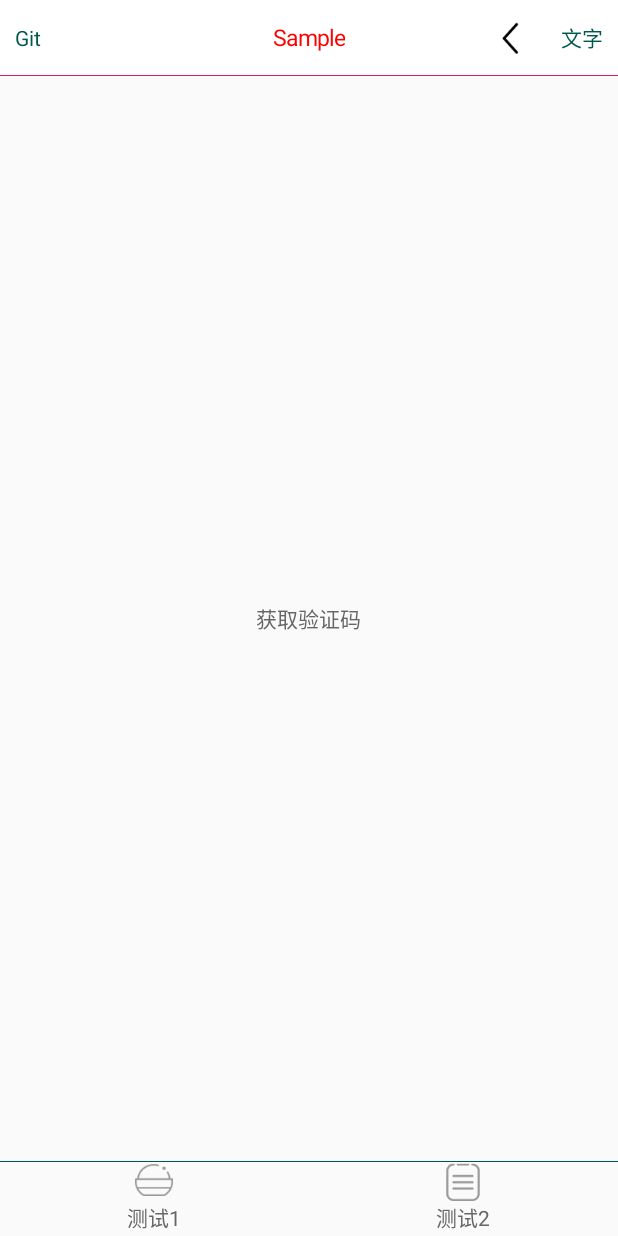
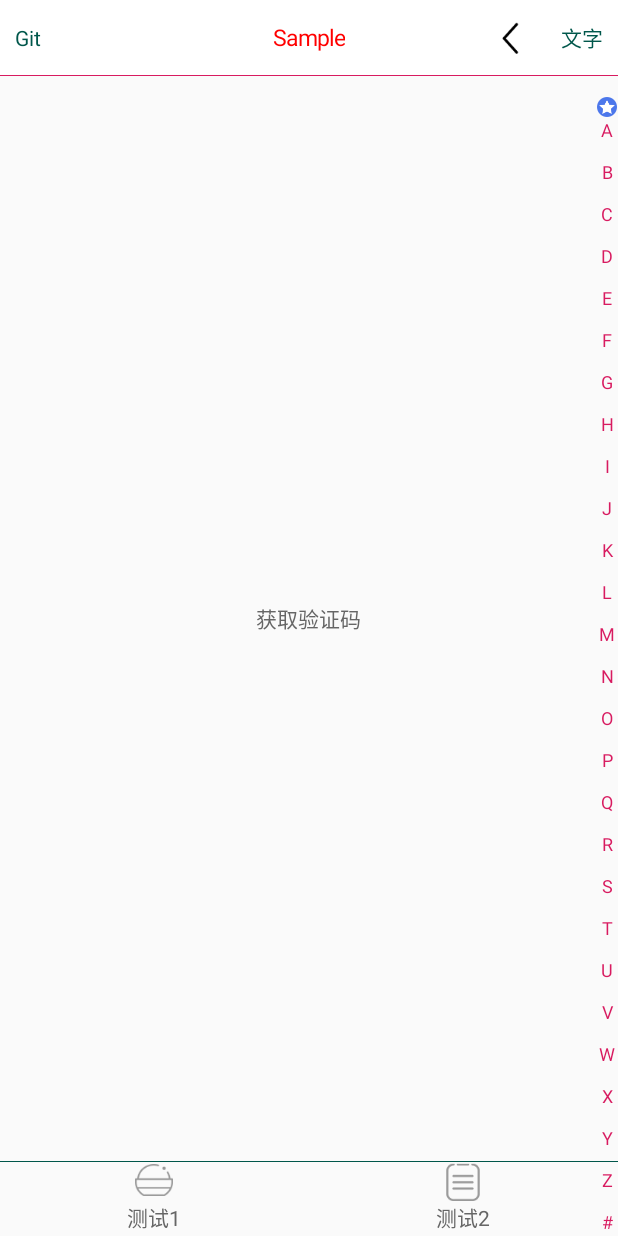
Before and after one commit to zy7/library, an Android app: the screen it shows after launch (MainActivity), on a phone screen of 412 x 824 dp. Run offline under Robolectric (Android 15) with nearby library versions, the phone set to English and light mode, and no system bars.

Commit message:
完善sideBar

```diff
--- a/app/build.gradle
+++ b/app/build.gradle
@@ -6,8 +6,8 @@ android {
         applicationId "com.zy.sample"
         minSdkVersion 14
         targetSdkVersion 28
-        versionCode 1
-        versionName "1.0.1"
+        versionCode 2
+        versionName "1.0.2"
     }
     buildTypes {
         release {
--- /dev/null
+++ b/app/src/main/res/drawable/selector_bg.xml
@@ -0,0 +1,5 @@
+<?xml version="1.0" encoding="utf-8"?>
+<selector xmlns:android="http://schemas.android.com/apk/res/android">
+    <item android:state_pressed="true" android:drawable="@color/ripple"/>
+    <item android:state_selected="true" android:drawable="@color/ripple"/>
+</selector>
--- /dev/null
+++ b/app/src/main/res/drawable/selector_circle.xml
@@ -0,0 +1,4 @@
+<?xml version="1.0" encoding="utf-8"?>
+<selector xmlns:android="http://schemas.android.com/apk/res/android">
+    <item android:state_selected="true" android:drawable="@drawable/shape_circle" />
+</selector>
--- /dev/null
+++ b/app/src/main/res/drawable/selector_color.xml
@@ -0,0 +1,5 @@
+<?xml version="1.0" encoding="utf-8"?>
+<selector xmlns:android="http://schemas.android.com/apk/res/android">
+    <item android:state_selected="true" android:color="@android:color/white" />
+    <item android:color="@color/colorAccent" />
+</selector>
--- /dev/null
+++ b/app/src/main/res/drawable/shape_circle.xml
@@ -0,0 +1,5 @@
+<?xml version="1.0" encoding="utf-8"?>
+<shape xmlns:android="http://schemas.android.com/apk/res/android"
+    android:shape="oval">
+    <solid android:color="@color/colorAccent" />
+</shape>
--- a/app/src/main/res/layout/activity_main.xml
+++ b/app/src/main/res/layout/activity_main.xml
@@ -36,6 +36,7 @@
         app:totalTimes="10"/>
 
     <com.zy.library.widget.BottomBar
+        android:id="@+id/bottombar"
         android:layout_width="match_parent"
         android:layout_height="50dp"
         android:layout_alignParentBottom="true"
@@ -74,4 +75,15 @@
         </LinearLayout>
     </com.zy.library.widget.BottomBar>
 
+    <com.zy.library.widget.SideBar
+        android:layout_width="wrap_content"
+        android:layout_height="match_parent"
+        android:layout_alignParentRight="true"
+        android:layout_below="@id/title"
+        android:orientation="vertical"
+        android:background="@drawable/selector_bg"
+        app:sectionDrawableTop="@mipmap/ic_star"
+        app:sectionBackground="@drawable/selector_circle"
+        app:sectionTextColor="@drawable/selector_color"/>
+
 </RelativeLayout>
--- a/library/build.gradle
+++ b/library/build.gradle
@@ -8,8 +8,8 @@ android {
     defaultConfig {
         minSdkVersion 14
         targetSdkVersion 28
-        versionCode 6
-        versionName "1.0.6"
+        versionCode 7
+        versionName "1.0.7"
     }
 
     buildTypes {
--- /dev/null
+++ b/library/src/main/java/com/zy/library/widget/SideBar.java
@@ -0,0 +1,285 @@
+package com.zy.library.widget;
+
+import android.content.Context;
+import android.content.res.ColorStateList;
+import android.content.res.Resources;
+import android.content.res.TypedArray;
+import android.graphics.Color;
+import android.graphics.Rect;
+import android.graphics.drawable.Drawable;
+import android.support.annotation.ColorInt;
+import android.support.annotation.Nullable;
+import android.util.AttributeSet;
+import android.util.TypedValue;
+import android.view.Gravity;
+import android.view.MotionEvent;
+import android.view.View;
+import android.widget.ImageView;
+import android.widget.LinearLayout;
+import android.widget.TextView;
+
+import com.zy.library.R;
+import com.zy.library.widget.square.SquareImageView;
+import com.zy.library.widget.square.SquareTextView;
+
+/**
+ * version:1.0.0
+ */
+public class SideBar extends LinearLayout {
+
+    private static final @ColorInt int DEFAULT_TEXT_COLOR = Color.GRAY;
+
+    private static final float DEFAULT_TEXT_SIZE = sp2px(12f);
+
+    private static final int DEFAULT_TEXT_MARGIN = 0;
+
+    private static final int DEFAULT_TEXT_PADDING = 0;
+
+    private Drawable mSectionBackground;
+
+    private Drawable mSectionDrawableTop;
+
+    private ColorStateList mSectionTextColor;
+
+    private float mSectionTextSize;
+
+    private int mSectionTextPadding;
+
+    private int mSectionMargin;
+
+    private CharSequence[] mSectionTextArray;
+
+    private OnSelectedListener mOnSelectedListener;
+
+    private boolean mDrawableClickable;
+
+    private View mSelectedView;
+
+    public SideBar(Context context) {
+        this(context, null);
+    }
+
+    public SideBar(Context context, @Nullable AttributeSet attrs) {
+        super(context, attrs);
+        init(context, attrs);
+    }
+
+    private void init(Context ctx, AttributeSet attrs) {
+        TypedArray a = ctx.obtainStyledAttributes(attrs, R.styleable.SideBar);
+        try {
+            mSectionBackground = a.getDrawable(R.styleable.SideBar_sectionBackground);
+            mSectionDrawableTop = a.getDrawable(R.styleable.SideBar_sectionDrawableTop);
+            mDrawableClickable = a.getBoolean(R.styleable.SideBar_sectionDrawableClickable, false);
+            mSectionTextColor = a.getColorStateList(R.styleable.SideBar_sectionTextColor);
+            mSectionTextSize = a.getDimension(R.styleable.SideBar_sectionTextSize, DEFAULT_TEXT_SIZE);
+            mSectionTextPadding = a.getDimensionPixelOffset(R.styleable.SideBar_sectionTextPadding, DEFAULT_TEXT_PADDING);
+            mSectionMargin = a.getDimensionPixelOffset(R.styleable.SideBar_sectionMargin, DEFAULT_TEXT_MARGIN);
+            mSectionTextArray = a.getTextArray(R.styleable.SideBar_sectionTextArray);
+        } catch (Exception ignore) {
+            ignore.printStackTrace();
+        } finally {
+            if(a != null) {
+                a.recycle();
+            }
+        }
+
+        initData();
+        addSection();
+    }
+
+    private void initData() {
+        setClickable(true);
+        if(getOrientation() == LinearLayout.HORIZONTAL) {
+            setGravity(Gravity.CENTER_VERTICAL);
+        } else {
+            setGravity(Gravity.CENTER_HORIZONTAL);
+        }
+        if(mSectionTextArray == null) {
+            try {
+                mSectionTextArray = getResources().getTextArray(R.array.all_letters);
+            } catch (Resources.NotFoundException e) {
+                mSectionTextArray = null;
+                e.printStackTrace();
+            }
+        }
+        if(mSectionTextColor == null) {
+            mSectionTextColor = ColorStateList.valueOf(DEFAULT_TEXT_COLOR);
+        }
+    }
+
+    private void addSection() {
+        if(mSectionDrawableTop != null) {
+            ImageView iv = createImageSection();
+            iv.setImageDrawable(mSectionDrawableTop);
+            addView(iv, createSectionLayoutParams(false));
+        }
+
+        int count = mSectionTextArray == null ? 0 : mSectionTextArray.length;
+        for(int i=0; i<count; i++) {
+            TextView tv = createTextSection();
+            tv.setText(mSectionTextArray[i]);
+            LayoutParams lp = createSectionLayoutParams(mSectionDrawableTop != null || i > 0);
+            addView(tv, lp);
+        }
+    }
+
+    private LayoutParams createSectionLayoutParams(boolean margin) {
+        LayoutParams lp = new LayoutParams(LayoutParams.WRAP_CONTENT, LayoutParams.WRAP_CONTENT);
+        if(margin && mSectionMargin > 0) {
+            if (getOrientation() == LinearLayout.HORIZONTAL) {
+                lp.setMargins(mSectionMargin, 0, 0, 0);
+            } else {
+                lp.setMargins(0, mSectionMargin, 0, 0);
+            }
+        }
+        return lp;
+    }
+
+    private TextView createTextSection() {
+        SquareTextView tv = new SquareTextView(getContext());
+        tv.setBackgroundDrawable(mSectionBackground.getConstantState().newDrawable());
+        tv.setGravity(Gravity.CENTER);
+        tv.setTextSize(TypedValue.COMPLEX_UNIT_PX, mSectionTextSize);
+        tv.setTextColor(mSectionTextColor);
+        tv.setPadding(mSectionTextPadding, mSectionTextPadding, mSectionTextPadding, mSectionTextPadding);
+        tv.setIncludeFontPadding(false);
+        return tv;
+    }
+
+    private ImageView createImageSection() {
+        SquareImageView iv = new SquareImageView(getContext());
+        iv.setScaleType(ImageView.ScaleType.CENTER_INSIDE);
+        return iv;
+    }
+
+    public OnSelectedListener getOnSelectedListener() {
+        return mOnSelectedListener;
+    }
+
+    public void setOnSelectedListener(OnSelectedListener onSelectedListener) {
+        this.mOnSelectedListener = onSelectedListener;
+    }
+
+    public void setSelectItem(int position) {
+        if(position < 0 || position > getChildCount())
+            throw new IndexOutOfBoundsException("SideBar's position can't more than " + getChildCount());
+
+        View v = getChildAt(position);
+        if(v.equals(mSelectedView))
+            return;
+
+        if(mSelectedView != null)
+            mSelectedView.setSelected(false);
+
+        v.setSelected(true);
+        mSelectedView = v;
+        if(mOnSelectedListener != null) {
+            mOnSelectedListener.OnSelected(mSelectedView, position);
+        }
+    }
+
+    @Override
+    protected void onLayout(boolean changed, int l, int t, int r, int b) {
+        final int count = getChildCount();
+        if(count > 1) {
+            if(getOrientation() == LinearLayout.VERTICAL) {
+                int h = getMeasuredHeight();
+                int totalH = 0;
+                for(int i=0; i<count; i++) {
+                    totalH += getChildAt(i).getMeasuredHeight();
+                }
+                int totalLeft = h - totalH - getPaddingTop() - getPaddingBottom();
+                if(totalLeft <= 0)
+                    return;
+                int margin = totalLeft/(count - 1);
+                int leftMargin = totalLeft%(count - 1);
+                for(int i=0; i<count; i++) {
+                    LayoutParams lp = (LayoutParams) getChildAt(i).getLayoutParams();
+                    if(i == 1) {
+                        lp.setMargins(0, leftMargin/2, 0, 0);
+                    } else {
+                        lp.setMargins(0, margin, 0, 0);
+                    }
+
+                }
+            } else {
+                int w = getMeasuredWidth();
+                int totalW = 0;
+                for(int i=0; i<count; i++) {
+                    totalW += getChildAt(i).getMeasuredWidth();
+                }
+                int totalLeft = w - totalW - getPaddingLeft() - getPaddingRight();
+                if(totalLeft <= 0)
+                    return;
+                int margin = totalLeft/(count - 1);
+                int leftMargin = totalLeft%(count - 1);
+                for(int i=1; i<count; i++) {
+                    LayoutParams lp = (LayoutParams) getChildAt(i).getLayoutParams();
+                    if(i == 1) {
+                        lp.setMargins(leftMargin/2, 0, 0, 0);
+                    } else {
+                        lp.setMargins(margin, 0, 0, 0);
+                    }
+                }
+            }
+        }
+        super.onLayout(changed, l, t, r, b);
+    }
+
+    @Override
+    public boolean onTouchEvent(MotionEvent event) {
+        super.onTouchEvent(event);
+
+        int x = (int) event.getX();
+        int y = (int) event.getY();
+        Rect frame = new Rect();
+
+        if(mSelectedView != null) {
+            mSelectedView.getHitRect(frame);
+            if(frame.contains(x, y)) {
+                return true;
+            }
+        }
+
+        final int count = getChildCount();
+        for(int i=0; i<count; i++) {
+            View v = getChildAt(i);
+            if(v instanceof ImageView && !mDrawableClickable)
+                continue;
+            v.getHitRect(frame);
+            if(frame.contains(x, y)) {
+                if(mSelectedView != null) {
+                    mSelectedView.setSelected(false);
+                }
+                v.setSelected(true);
+                mSelectedView = v;
+                if(mOnSelectedListener != null) {
+                    mOnSelectedListener.OnSelected(mSelectedView, i);
+                }
+                break;
+            }
+        }
+        return true;
+    }
+
+    public interface OnSelectedListener{
+        void OnSelected(View v, int position);
+    }
+
+    private static int dp2px(int dp) {
+        return (int) (TypedValue.applyDimension(TypedValue.COMPLEX_UNIT_DIP, dp, Resources.getSystem().getDisplayMetrics()) + 0.5f);
+    }
+
+    private static float dp2px(float dp) {
+        return TypedValue.applyDimension(TypedValue.COMPLEX_UNIT_DIP, dp, Resources.getSystem().getDisplayMetrics());
+    }
+
+    private static int sp2px(int sp) {
+        return (int) (TypedValue.applyDimension(TypedValue.COMPLEX_UNIT_SP, sp, Resources.getSystem().getDisplayMetrics()) + 0.5f);
+    }
+
+    private static float sp2px(float sp) {
+        return TypedValue.applyDimension(TypedValue.COMPLEX_UNIT_SP, sp, Resources.getSystem().getDisplayMetrics());
+    }
+
+}
--- /dev/null
+++ b/library/src/main/java/com/zy/library/widget/square/SquareImageView.java
@@ -0,0 +1,25 @@
+package com.zy.library.widget.square;
+
+import android.content.Context;
+import android.util.AttributeSet;
+import android.support.v7.widget.AppCompatImageView;
+
+public class SquareImageView extends AppCompatImageView {
+    public SquareImageView(Context context) {
+        super(context);
+    }
+
+    public SquareImageView(Context context, AttributeSet attrs) {
+        super(context, attrs);
+    }
+
+    @Override
+    protected void onMeasure(int widthMeasureSpec, int heightMeasureSpec) {
+        super.onMeasure(widthMeasureSpec, heightMeasureSpec);
+        int w = getMeasuredWidth();
+        int h = getMeasuredHeight();
+        int s = w > h ? w : h;
+        int measureSpec = MeasureSpec.makeMeasureSpec(s, MeasureSpec.EXACTLY);
+        super.onMeasure(measureSpec, measureSpec);
+    }
+}
--- /dev/null
+++ b/library/src/main/java/com/zy/library/widget/square/SquareTextView.java
@@ -0,0 +1,25 @@
+package com.zy.library.widget.square;
+
+import android.content.Context;
+import android.support.v7.widget.AppCompatTextView;
+import android.util.AttributeSet;
+
+public class SquareTextView extends AppCompatTextView {
+    public SquareTextView(Context context) {
+        super(context);
+    }
+
+    public SquareTextView(Context context, AttributeSet attrs) {
+        super(context, attrs);
+    }
+
+    @Override
+    protected void onMeasure(int widthMeasureSpec, int heightMeasureSpec) {
+        super.onMeasure(widthMeasureSpec, heightMeasureSpec);
+        int w = getMeasuredWidth();
+        int h = getMeasuredHeight();
+        int s = w > h ? w : h;
+        int measureSpec = MeasureSpec.makeMeasureSpec(s, MeasureSpec.EXACTLY);
+        super.onMeasure(measureSpec, measureSpec);
+    }
+}
```
Also changed, not shown: library/src/main/java/com/zy/library/widget/sidebar/SideBar.java (deleted, +0 -207 lines), library/src/main/res/values/attrs.xml (+5 -5 lines), app/src/main/res/mipmap-xxhdpi/ic_star.png (added).
